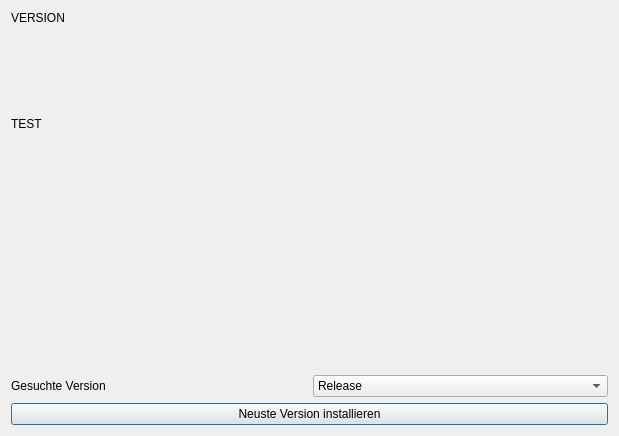
Old version of the form res/update_checker.ui in the repository jfeil/RegeltestCreator.
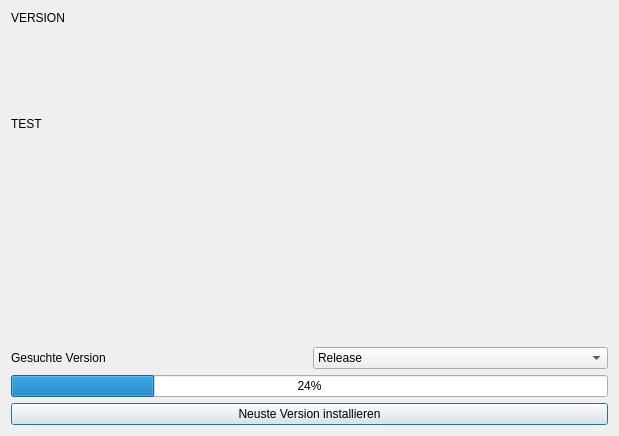
New version of the form.

Commit message: Add download progress bar

The edit to the form file:
```diff
--- a/res/update_checker.ui
+++ b/res/update_checker.ui
@@ -55,6 +55,16 @@
      </item>
     </layout>
    </item>
+      <item>
+          <widget class="QProgressBar" name="download_progress">
+              <property name="enabled">
+                  <bool>true</bool>
+              </property>
+              <property name="value">
+                  <number>24</number>
+              </property>
+          </widget>
+      </item>
    <item>
     <widget class="QPushButton" name="install_update_button">
      <property name="text">
```
Lines whose indentation alone changed are shown as unchanged. The commit also changes 2 other files.
